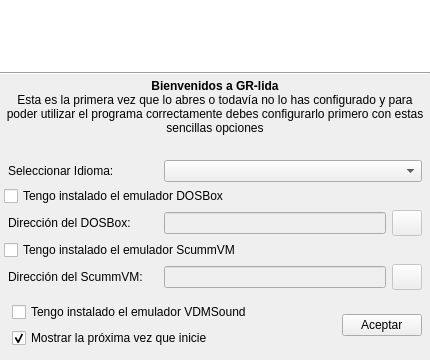
The window that ui/configinicial.ui (Monthy/gr-lida) describes before a commit, drawn with Qt 5.
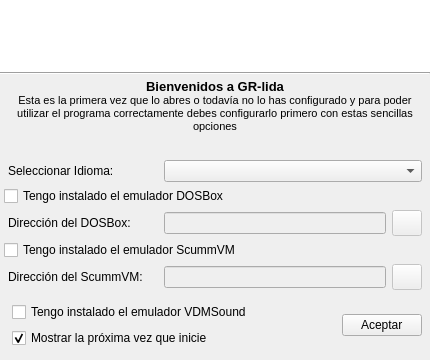
The same window after the commit. Icons and pictures are not drawn.

Commit message: - Actualizado gr-lida.pro a la versión 0.4.0. Se añaden todos los archivos de doc/ a la instalación. Se cambian los tabuladores por espacios en la instalación !win32. - Se actualizan los archivos ui a la versión 0.4.0.

The edit to the form file:
```diff
--- a/ui/configinicial.ui
+++ b/ui/configinicial.ui
@@ -164,9 +164,9 @@
        <property name="text" >
         <string>&lt;html>&lt;head>&lt;meta name="qrichtext" content="1" />&lt;style type="text/css">
 p, li { white-space: pre-wrap; }
-&lt;/style>&lt;/head>&lt;body style=" font-family:'Sans Serif'; font-size:9pt; font-weight:400; font-style:normal;">
-&lt;p align="center" style=" margin-top:0px; margin-bottom:0px; margin-left:0px; margin-right:0px; -qt-block-indent:0; text-indent:0px;">&lt;span style=" font-weight:600;">Bienvenidos a GR-lida&lt;/span>&lt;/p>
-&lt;p align="center" style=" margin-top:0px; margin-bottom:0px; margin-left:0px; margin-right:0px; -qt-block-indent:0; text-indent:0px;">Esta es la primera vez que lo abres o todavía no lo has configurado y para poder utilizar el programa correctamente debes configurarlo primero con estas sencillas opciones&lt;/p>&lt;/body>&lt;/html></string>
+&lt;/style>&lt;/head>&lt;body style=" font-family:'MS Shell Dlg 2'; font-size:8.25pt; font-weight:400; font-style:normal;">
+&lt;p style=" margin-top:0px; margin-bottom:0px; margin-left:0px; margin-right:0px; -qt-block-indent:0; text-indent:0px;">&lt;span style=" font-size:10pt; font-weight:600;">Bienvenidos a GR-lida&lt;/span>&lt;/p>
+&lt;p style=" margin-top:0px; margin-bottom:0px; margin-left:0px; margin-right:0px; -qt-block-indent:0; text-indent:0px;">Esta es la primera vez que lo abres o todavía no lo has configurado y para poder utilizar el programa correctamente debes configurarlo primero con estas sencillas opciones&lt;/p>&lt;/body>&lt;/html></string>
        </property>
        <property name="alignment" >
         <set>Qt::AlignHCenter|Qt::AlignTop</set>
```
The commit also changes 15 other files.
